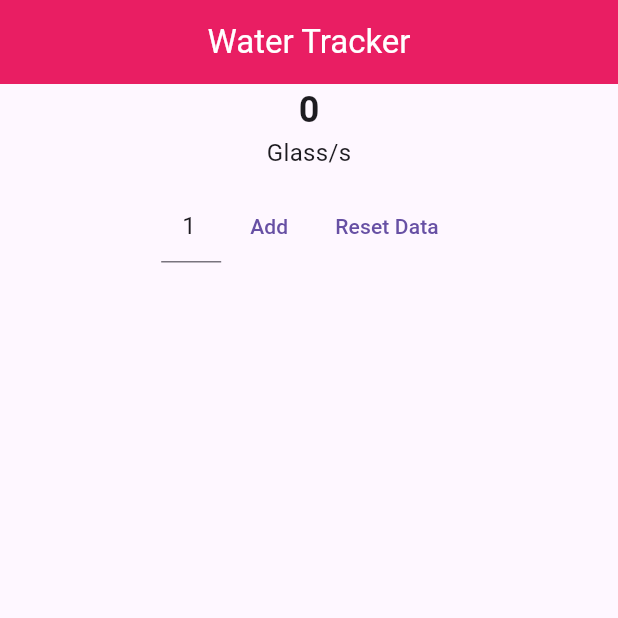
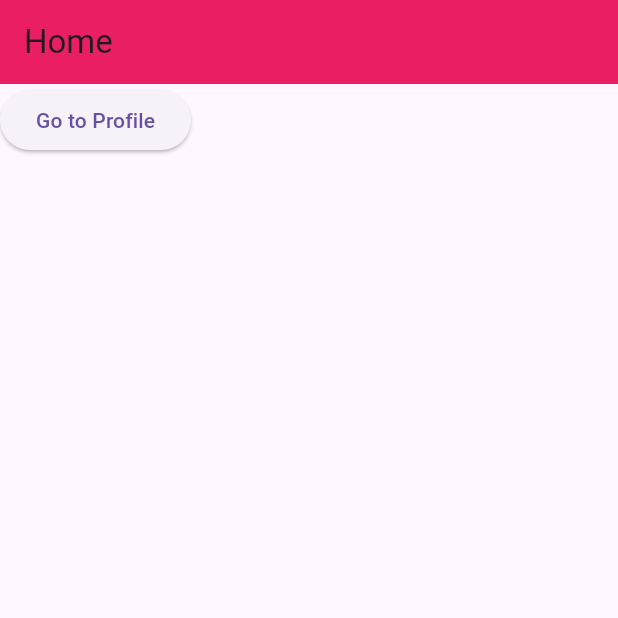
Before and after one commit to AbMamun12/Class-Project, a Flutter app: the screen it shows after launch, on a phone screen of 412 x 824 dp, the top half of it. Run offline on Flutter 3.47's test engine with Material 3 defaults, Android fonts, the phone set to English and light mode, and no system bars.

```diff
--- a/lib/app.dart
+++ /dev/null
@@ -1,17 +0,0 @@
-import 'package:class_project/home_screen.dart';
-import 'package:flutter/material.dart';
-
-class WaterTrackerApp extends StatelessWidget {
-  const WaterTrackerApp({super.key});
-
-  @override
-  Widget build(BuildContext context) {
-    return MaterialApp(
-
-      debugShowCheckedModeBanner: false,
-      home: HomeScreen(
-
-      ),
-    );
-  }
-}
--- a/lib/home_screen.dart
+++ /dev/null
@@ -1,154 +0,0 @@
-import 'package:flutter/material.dart';
-import 'water_track.dart';
-
-class HomeScreen extends StatefulWidget {
-  const HomeScreen({super.key});
-
-  @override
-  State<HomeScreen> createState() => _HomeScreenState();
-}
-
-class _HomeScreenState extends State<HomeScreen> {
-  final TextEditingController _glassNoTEController =
-      TextEditingController(text: '1');
-
-  List<WaterTrack> waterTrackList = [];
-
-  @override
-  Widget build(BuildContext context) {
-    return Scaffold(
-      appBar: AppBar(
-        centerTitle: true,
-        backgroundColor: Colors.pink,
-        title: Text(
-          'Water Tracker',
-          style: TextStyle(
-            color: Colors.white,
-          ),
-        ),
-      ),
-      body: Column(
-        crossAxisAlignment: CrossAxisAlignment.center,
-        children: [
-          _buildWaterTrackCounter(),
-          const SizedBox(
-            height: 24,
-          ),
-          Expanded(
-            child: _buildWaterTrackListView(),
-          )
-        ],
-      ),
-    );
-  }
-
-  Widget _buildWaterTrackListView() {
-    return ListView.separated(
-      itemCount: waterTrackList.length,
-      itemBuilder: (context, index) {
-        return _buildWaterTrackListTile( index);
-      },
-      separatorBuilder: (context, index) {
-        return Divider();
-      },
-    );
-  }
-
-  ListTile _buildWaterTrackListTile( int index) {
-    WaterTrack waterTrack = waterTrackList[index];
-    return ListTile(
-      title: Text('${waterTrack.dateTime.hour}:${waterTrack.dateTime.minute} '),
-      subtitle: Text(
-          '${waterTrack.dateTime.day}:${waterTrack.dateTime.month}:${waterTrack.dateTime.year}'),
-      leading: CircleAvatar(child: Text('${waterTrack.noOfGlasses}')),
-      trailing: IconButton(
-        onPressed: () => _onTapDeleteButton(index),
-        icon: const Icon(Icons.delete),
-      ),
-    );
-  }
-
-  Widget _buildWaterTrackCounter() {
-    return Column(
-      children: [
-        Text(
-          getTotalGlassCount().toString(),
-          style: const TextStyle(
-            fontSize: 24,
-            fontWeight: FontWeight.w600,
-          ),
-        ),
-        const Text(
-          'Glass/s',
-          style: TextStyle(
-            fontSize: 16,
-          ),
-        ),
-        const SizedBox(
-          height: 14,
-        ),
-        Row(
-          mainAxisAlignment: MainAxisAlignment.center,
-          children: [
-            SizedBox(
-              width: 40,
-              child: TextField(
-                controller: _glassNoTEController,
-                keyboardType: TextInputType.number,
-                textAlign: TextAlign.center,
-              ),
-            ),
-            TextButton(
-              onPressed: _onTapAddWaterTrack,
-              child: Text('Add'),
-            ),
-
-            TextButton(
-              onPressed: _onTapRemoveAllData,
-              child: Text('Reset Data'),
-            ),
-
-          ],
-        ),
-      ],
-    );
-  }
-
-  int getTotalGlassCount() {
-    int counter = 0;
-    for (WaterTrack t in waterTrackList) {
-      counter += t.noOfGlasses;
-    }
-    return counter;
-  }
-  void _onTapRemoveAllData() {
-    waterTrackList.clear();
-    setState(() {});
-  }
-
-
-  void _onTapAddWaterTrack() {
-    if (_glassNoTEController.text.isEmpty) {
-      _glassNoTEController.text = '1';
-    }
-    final int noOfGlasses = int.tryParse(_glassNoTEController.text) ?? 1;
-    WaterTrack waterTrack = WaterTrack(
-      noOfGlasses: noOfGlasses,
-      dateTime: DateTime.now(),
-    );
-
-    waterTrackList.add(waterTrack);
-    setState(() {});
-  }
-
-  void _onTapDeleteButton(int index) {
-    waterTrackList.removeAt(index);
-    setState(() {});
-  }
-
-  @override
-  void dispose() {
-    _glassNoTEController.dispose();
-    super.dispose();
-  }
-}
--- a/lib/main.dart
+++ b/lib/main.dart
@@ -1,6 +1,71 @@
-import 'package:class_project/app.dart';
-import 'package:flutter/cupertino.dart';
+import 'package:flutter/material.dart';
 
-void main(){
-  runApp(WaterTrackerApp());
+void main() {
+  runApp(const MyApp());
 }
+
+class MyApp extends StatelessWidget {
+  const MyApp({super.key});
+
+  @override
+  Widget build(BuildContext context) {
+    return const MaterialApp(
+      home: HomeScreen(),
+    );
+  }
+}
+
+class HomeScreen extends StatefulWidget {
+  const HomeScreen({super.key});
+
+  @override
+  State<HomeScreen> createState() => _HomeScreenState();
+}
+
+class _HomeScreenState extends State<HomeScreen> {
+  @override
+  Widget build(BuildContext context) {
+    return Scaffold(
+      appBar: AppBar(
+        title: Text('Home'),
+        backgroundColor: Colors.pink,
+      ),
+      body: Column(
+        children: [
+          ElevatedButton(
+            onPressed: () {},
+            child: Text('Go to Profile'),
+          )
+        ],
+      ),
+    );
+  }
+}
+
+class ProfileScreen extends StatefulWidget {
+  const ProfileScreen({super.key});
+
+  @override
+  State<ProfileScreen> createState() => _ProfileScreenState();
+}
+
+class _ProfileScreenState extends State<ProfileScreen> {
+  @override
+  Widget build(BuildContext context) {
+    return const Placeholder();
+  }
+}
+
+class SettingScreen extends StatefulWidget {
+  const SettingScreen({super.key});
+
+  @override
+  State<SettingScreen> createState() => _SettingScreenState();
+}
+
+class _SettingScreenState extends State<SettingScreen> {
+  @override
+  Widget build(BuildContext context) {
+    return const Placeholder();
+  }
+}
--- a/lib/water_track.dart
+++ /dev/null
@@ -1,5 +0,0 @@
-class WaterTrack {
-  final int noOfGlasses;
-  final DateTime dateTime;
-  WaterTrack({required this.noOfGlasses, required this.dateTime});
-}
```
